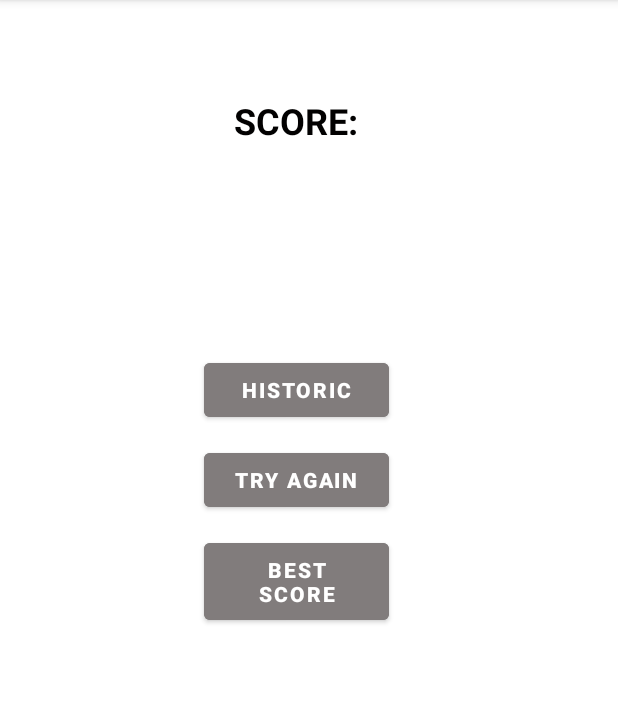
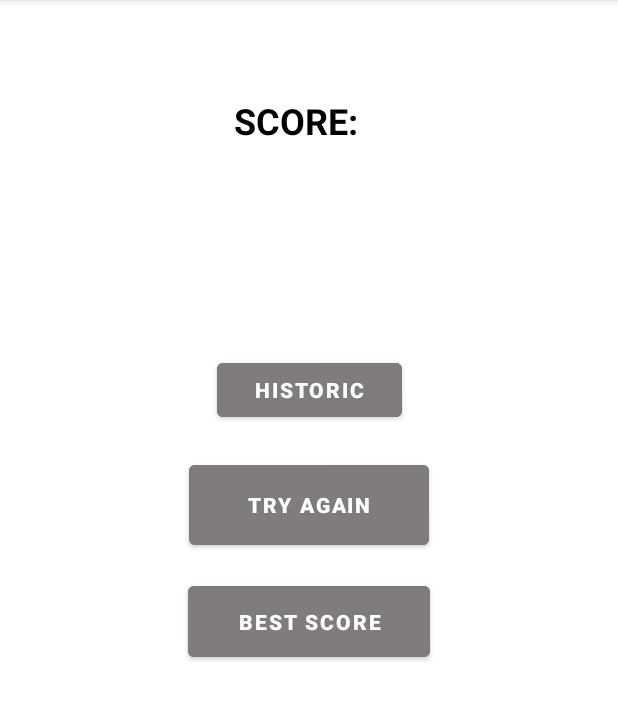
Before and after one commit to Miguel-hash85/Buscaminas, an Android app: the Result screen opened directly, with no data from a screen before it, on a phone screen of 412 x 824 dp, the part 84-804 px from its top. Run offline under Robolectric (Android 15) with nearby library versions, the phone set to English and light mode, and no system bars; Roboto replaces fonts that are not available here; 2 statements that could not run were skipped.

Commit message:
multiIdioma done

```diff
--- a/app/src/main/res/layout/activity_result.xml
+++ b/app/src/main/res/layout/activity_result.xml
@@ -8,30 +8,29 @@
 
     <Button
         android:id="@+id/buttonTryAgain"
-        android:layout_width="123dp"
-        android:layout_height="48dp"
-        android:layout_marginStart="136dp"
-        android:layout_marginTop="12dp"
-        android:layout_marginBottom="51dp"
+        android:layout_width="160dp"
+        android:layout_height="65dp"
+        android:layout_marginStart="125dp"
+        android:layout_marginTop="20dp"
+        android:layout_marginEnd="126dp"
         android:backgroundTint="#817C7C"
         android:text="@string/tryAgain"
         android:textStyle="bold"
-        app:layout_constraintBottom_toTopOf="@+id/buttonBestScore"
+        app:layout_constraintEnd_toEndOf="parent"
         app:layout_constraintStart_toStartOf="parent"
         app:layout_constraintTop_toBottomOf="@+id/buttonHistoric" />
 
     <Button
         android:id="@+id/buttonBestScore"
-        android:layout_width="123dp"
-        android:layout_height="63dp"
-        android:layout_marginStart="136dp"
-        android:layout_marginTop="12dp"
-        android:layout_marginEnd="152dp"
+        android:layout_width="161dp"
+        android:layout_height="59dp"
+        android:layout_marginStart="125dp"
+        android:layout_marginTop="15dp"
+        android:layout_marginEnd="126dp"
         android:backgroundTint="#817C7C"
         android:text="@string/bestScore"
         android:textStyle="bold"
         app:layout_constraintEnd_toEndOf="parent"
-        app:layout_constraintHorizontal_bias="0.0"
         app:layout_constraintStart_toStartOf="parent"
         app:layout_constraintTop_toBottomOf="@+id/buttonTryAgain" />
 
@@ -39,25 +38,29 @@
         android:id="@+id/textPoints"
         android:layout_width="172dp"
         android:layout_height="50dp"
+        android:layout_marginStart="119dp"
         android:layout_marginTop="24dp"
-        android:layout_marginEnd="128dp"
+        android:layout_marginEnd="120dp"
         android:text="@string/points"
         android:textAlignment="center"
         android:textColor="#070505"
         android:textSize="24sp"
         android:textStyle="bold"
         app:layout_constraintEnd_toEndOf="parent"
+        app:layout_constraintStart_toStartOf="parent"
         app:layout_constraintTop_toBottomOf="@+id/textScore" />
 
     <Button
         android:id="@+id/buttonHistoric"
         android:layout_width="123dp"
         android:layout_height="48dp"
-        android:layout_marginStart="136dp"
+        android:layout_marginStart="144dp"
         android:layout_marginTop="12dp"
+        android:layout_marginEnd="144dp"
         android:backgroundTint="#817C7C"
         android:text="@string/historic"
         android:textStyle="bold"
+        app:layout_constraintEnd_toEndOf="parent"
         app:layout_constraintStart_toStartOf="parent"
         app:layout_constraintTop_toBottomOf="@+id/textPoints" />
 
--- a/app/src/main/res/values/strings.xml
+++ b/app/src/main/res/values/strings.xml
@@ -24,7 +24,7 @@
     <string name="bestScore">BEST SCORE</string>
     <string name="urlRanking">https://www.xataka.com/videojuegos/el-legendario-buscaminas-sigue-muy-vivo-y-hay-un-campeonato-del-mundo-que-lo-demuestra</string>
     <string name="txt_intent_app">Choose App</string>
-    <string name="txt_nav">Not avaliable navegator</string>
-    <string name="txt_no_score">Not avaliable score</string>
+    <string name="txt_nav">No browser available</string>
+    <string name="txt_no_score">No avaliable score</string>
 
 </resources>
```
Also changed, not shown: 1 other file.
